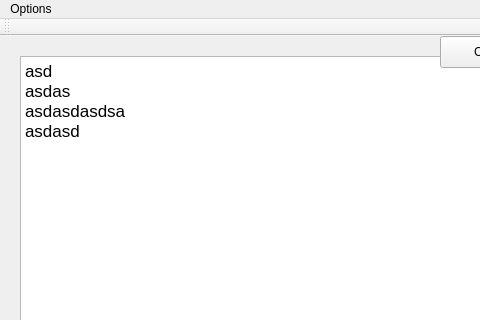
First picture: the form in mainwindow.ui, repository jctee/LinuxChat, before the edit; both pictures show x 0 to 480 and y 0 to 320 of the 579 by 448 pixel window.
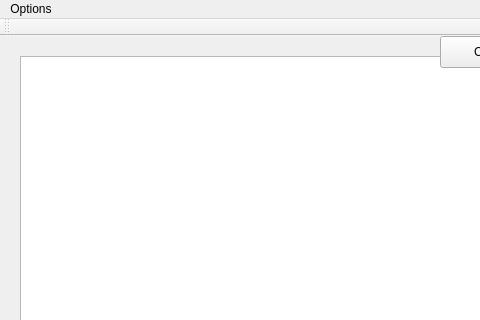
Second picture: the form after the edit.

The edit to the form file:
```diff
--- a/mainwindow.ui
+++ b/mainwindow.ui
@@ -27,11 +27,7 @@
      <string>&lt;!DOCTYPE HTML PUBLIC &quot;-//W3C//DTD HTML 4.0//EN&quot; &quot;http://www.w3.org/TR/REC-html40/strict.dtd&quot;&gt;
 &lt;html&gt;&lt;head&gt;&lt;meta name=&quot;qrichtext&quot; content=&quot;1&quot; /&gt;&lt;style type=&quot;text/css&quot;&gt;
 p, li { white-space: pre-wrap; }
-&lt;/style&gt;&lt;/head&gt;&lt;body style=&quot; font-family:'.SF NS Text'; font-size:13pt; font-weight:400; font-style:normal;&quot;&gt;
-&lt;p style=&quot; margin-top:0px; margin-bottom:0px; margin-left:0px; margin-right:0px; -qt-block-indent:0; text-indent:0px;&quot;&gt;asd&lt;/p&gt;
-&lt;p style=&quot; margin-top:0px; margin-bottom:0px; margin-left:0px; margin-right:0px; -qt-block-indent:0; text-indent:0px;&quot;&gt;asdas&lt;/p&gt;
-&lt;p style=&quot; margin-top:0px; margin-bottom:0px; margin-left:0px; margin-right:0px; -qt-block-indent:0; text-indent:0px;&quot;&gt;asdasdasdsa&lt;/p&gt;
-&lt;p style=&quot; margin-top:0px; margin-bottom:0px; margin-left:0px; margin-right:0px; -qt-block-indent:0; text-indent:0px;&quot;&gt;asdasd&lt;/p&gt;
+&lt;/style&gt;&lt;/head&gt;&lt;body style=&quot; font-family:'Noto Sans'; font-size:9pt; font-weight:400; font-style:normal;&quot;&gt;
 &lt;p style=&quot;-qt-paragraph-type:empty; margin-top:0px; margin-bottom:0px; margin-left:0px; margin-right:0px; -qt-block-indent:0; text-indent:0px;&quot;&gt;&lt;br /&gt;&lt;/p&gt;&lt;/body&gt;&lt;/html&gt;</string>
     </property>
    </widget>
```
Left out of the diff: 12 changed lines with no effect on the pictures.
